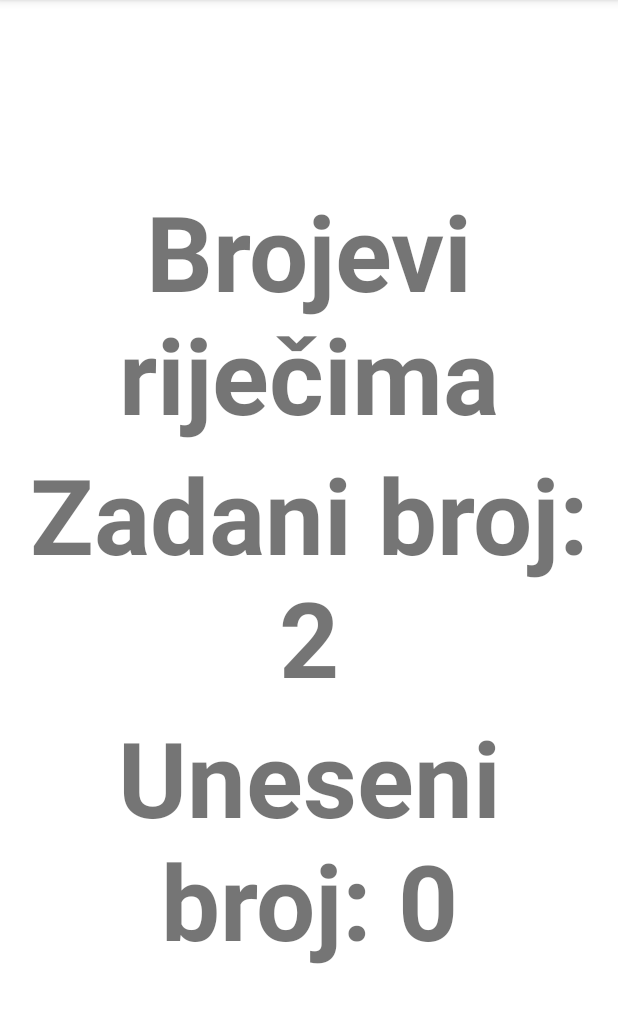
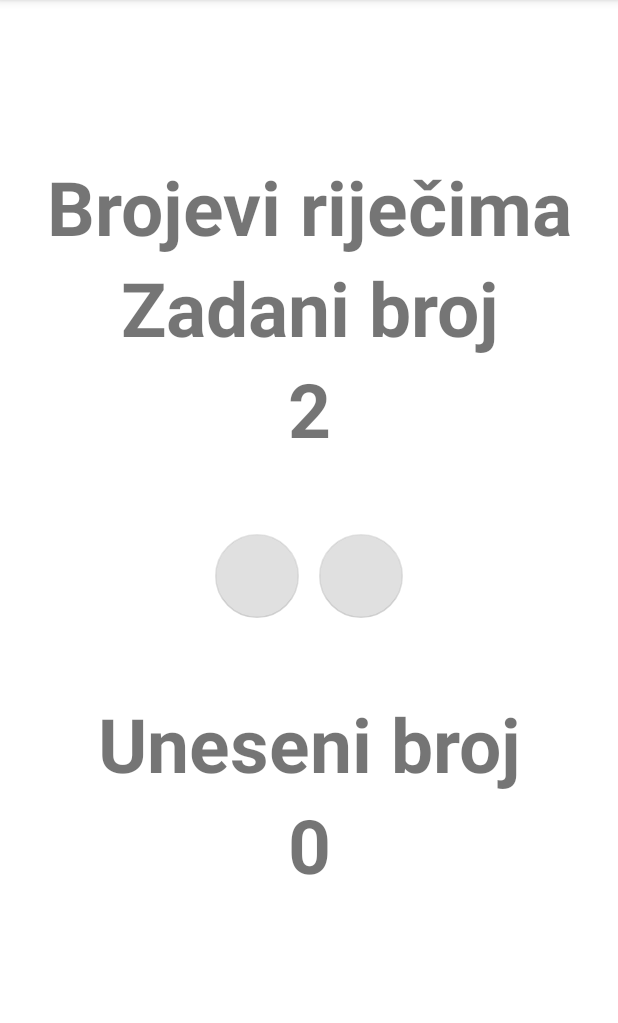
Before and after one commit to LucijaZuzic/Arjen, an Android app: the Numbers screen opened directly, with no data from a screen before it, on a phone screen of 412 x 824 dp, the part 84-1107 px from its top. Run offline under Robolectric (Android 15) with nearby library versions, the phone set to English and light mode, and no system bars.

Commit message:
Add number display

```diff
--- a/app/src/main/java/com/example/arjen/activities/Numbers.java
+++ b/app/src/main/java/com/example/arjen/activities/Numbers.java
@@ -4,11 +4,14 @@ package com.example.arjen.activities;
 import android.content.Intent;
 import android.media.MediaPlayer;
 import android.speech.tts.TextToSpeech;
+import android.util.DisplayMetrics;
+import android.widget.LinearLayout;
 import android.widget.TextView;
 
 import com.example.arjen.R;
 import com.example.arjen.utility.MenuActivity;
 import com.example.arjen.utility.myTTS;
+import com.google.android.material.floatingactionbutton.FloatingActionButton;
 
 import java.util.Random;
 
@@ -17,6 +20,7 @@ public class Numbers extends MenuActivity {
     private Integer currentNumber = 0, numberToGuess = 0;
     private MediaPlayer musicDing;
     private boolean answered = false;
+    private LinearLayout numberMarkers, currentNumberMarkers;
 
     @Override
     protected void onStop() {
@@ -36,6 +40,8 @@ public class Numbers extends MenuActivity {
         modeTextView = findViewById(R.id.modeTextView);
         numberTextView = findViewById(R.id.numberTextView);
         numberCurrentTextView = findViewById(R.id.numberCurrentTextView);
+        numberMarkers = findViewById(R.id.numberMarkers);
+        currentNumberMarkers = findViewById(R.id.currentNumberMarkers);
     }
 
     @Override
@@ -49,6 +55,7 @@ public class Numbers extends MenuActivity {
         currentNumber = 0;
         Random randomNew = new Random();
         numberToGuess = randomNew.nextInt(5) + 1;
+        setNumberMarkers();
         Intent intent = getIntent();
         int words;
         if (intent.hasExtra("words")) {
@@ -56,8 +63,8 @@ public class Numbers extends MenuActivity {
         } else {
             words = randomNew.nextInt(2);
         }
-        numberTextView.setText(getResources().getString(R.string.number_to_guess) + ": " + numberToGuess);
-        numberCurrentTextView.setText(getResources().getString(R.string.number_input) + ": 0");
+        numberTextView.setText("" + numberToGuess);
+        numberCurrentTextView.setText("0");
         if (words == 1) {
             modeTextView.setText(getResources().getString(R.string.numbers_words));
             myTTS.speak(numberToGuess.toString(), TextToSpeech.QUEUE_FLUSH);
@@ -81,7 +88,8 @@ public class Numbers extends MenuActivity {
             return;
         }
         currentNumber++;
-        numberCurrentTextView.setText(getResources().getString(R.string.number_input) + ": " + currentNumber);
+        activateNumberMarkers();
+        numberCurrentTextView.setText("" + currentNumber);
         myTTS.speak(currentNumber.toString(), TextToSpeech.QUEUE_FLUSH);
     }
 
@@ -105,6 +113,33 @@ public class Numbers extends MenuActivity {
         musicDing.setOnCompletionListener(v -> fillData());
     }
 
+    public void setNumberMarkers() {
+        currentNumberMarkers.removeAllViews();
+        numberMarkers.removeAllViews();
+        for (int i = 0; i < numberToGuess; i++) {
+            numberMarkers.addView(createNumberMarker(false));
+        }
+    }
+
+    public void activateNumberMarkers() {
+        currentNumberMarkers.removeAllViews();
+        for (int i = 0; i < Math.min(currentNumber, numberToGuess); i++) {
+            currentNumberMarkers.addView(createNumberMarker(false));
+        }
+        if (numberToGuess < currentNumber) {
+            ((FloatingActionButton) currentNumberMarkers.getChildAt(currentNumberMarkers.getChildCount() - 1)).setImageDrawable(getDrawable(R.drawable.ic_baseline_add_24));
+        }
+    }
+
+    public FloatingActionButton createNumberMarker(boolean enabled) {
+        FloatingActionButton numberMarker = new FloatingActionButton(this);
+        LinearLayout.LayoutParams linearLayoutParams = new LinearLayout.LayoutParams(LinearLayout.LayoutParams.WRAP_CONTENT, LinearLayout.LayoutParams.WRAP_CONTENT);
+        linearLayoutParams.setMargins(10, 25, 10, 25);
+        numberMarker.setLayoutParams(linearLayoutParams);
+        numberMarker.setEnabled(enabled);
+        return numberMarker;
+    }
+
     @Override
     public void setupTTS() {
         textToSpeak.add(numberToGuess.toString());
--- a/app/src/main/res/layout/activity_numbers.xml
+++ b/app/src/main/res/layout/activity_numbers.xml
@@ -12,28 +12,62 @@
     <TextView
         android:gravity="center"
         android:id="@+id/modeTextView"
-        android:textSize="70sp"
+        android:textSize="50sp"
         android:textStyle="bold"
         android:layout_width="match_parent"
         android:layout_height="wrap_content"
-        android:hint="@string/numbers" />
+        android:text="@string/numbers" />
+
+    <TextView
+        android:gravity="center"
+        android:textSize="50sp"
+        android:textStyle="bold"
+        android:layout_width="match_parent"
+        android:layout_height="wrap_content"
+        android:text="@string/number_to_guess" />
 
     <TextView
         android:gravity="center"
         android:id="@+id/numberTextView"
-        android:textSize="70sp"
+        android:textSize="50sp"
         android:textStyle="bold"
         android:layout_width="match_parent"
         android:layout_height="wrap_content"
         android:hint="@string/number_to_guess" />
 
+    <LinearLayout
+        android:id="@+id/numberMarkers"
+        android:orientation="horizontal"
+        android:padding="50px"
+        android:layout_width="match_parent"
+        android:layout_height="wrap_content"
+        android:gravity="center">
+    </LinearLayout>
+
+    <TextView
+        android:gravity="center"
+        android:textSize="50sp"
+        android:textStyle="bold"
+        android:layout_width="match_parent"
+        android:layout_height="wrap_content"
+        android:text="@string/number_input" />
+
     <TextView
         android:gravity="center"
         android:id="@+id/numberCurrentTextView"
-        android:textSize="70sp"
+        android:textSize="50sp"
         android:textStyle="bold"
         android:layout_width="match_parent"
         android:layout_height="wrap_content"
         android:hint="@string/number_input" />
 
+    <LinearLayout
+        android:id="@+id/currentNumberMarkers"
+        android:orientation="horizontal"
+        android:padding="50px"
+        android:layout_width="match_parent"
+        android:layout_height="wrap_content"
+        android:gravity="center">
+    </LinearLayout>
+
 </LinearLayout>
```
